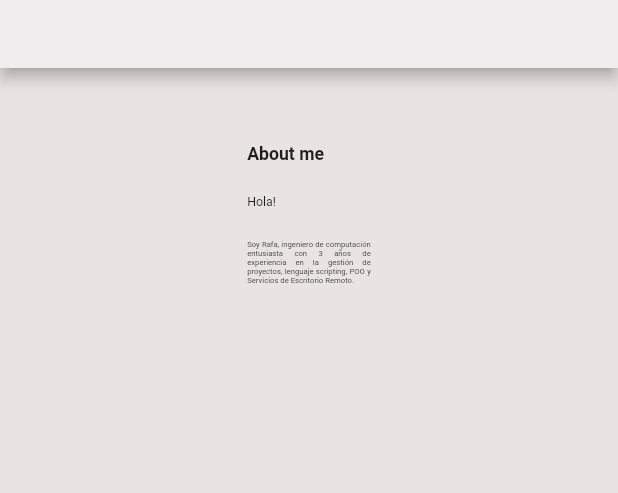
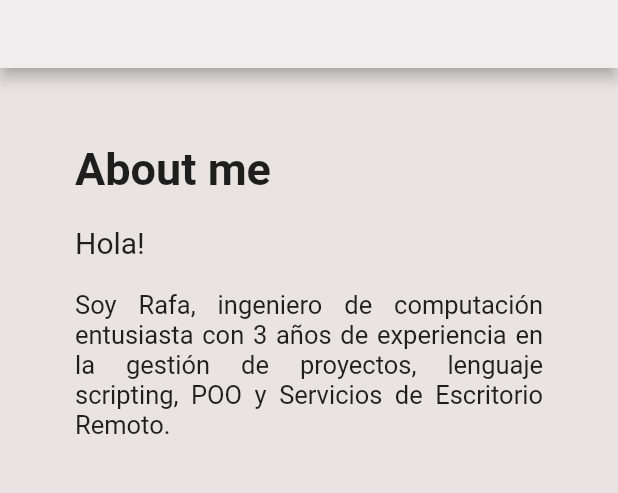
Before and after one commit to reitmas32/portfolio, a Flutter app: the AboutPage screen opened by its route, on a phone screen of 412 x 824 dp, the part 82-575 px from its top. Run offline on Flutter 3.47's test engine with Material 2 defaults, Android fonts, the phone set to English and light mode, and no system bars; our stand-ins replace eva_icons_flutter, go_router, shared_preferences, url_strategy; accounts and stored records are empty; network calls fail.

Commit message:
feat: add responsive design to fontSize

```diff
--- a/lib/ui/widget/home_body/about_info.dart
+++ b/lib/ui/widget/home_body/about_info.dart
@@ -7,6 +7,7 @@ class AboutInfo extends StatelessWidget {
 
   @override
   Widget build(BuildContext context) {
+    Size size = MediaQuery.of(context).size;
     return Padding(
       padding: const EdgeInsets.all(50.0),
       child: Column(
@@ -16,7 +17,7 @@ class AboutInfo extends StatelessWidget {
             'About me',
             style: TextStyle(
               fontWeight: FontWeight.bold,
-              fontSize: MediaQuery.of(context).size.width / 35,
+              fontSize: size.width / 35 > 30 ? size.width / 35 : 30,
             ),
           ),
           const SizedBox(
@@ -26,24 +27,21 @@ class AboutInfo extends StatelessWidget {
             'Hola!',
             style: TextStyle(
               fontWeight: FontWeight.normal,
-              fontSize: MediaQuery.of(context).size.width / 50,
+              fontSize: size.width / 50 > 20 ? size.width / 50 : 20,
             ),
           ),
           const SizedBox(
             height: 20,
           ),
-          SizedBox(
-            width: MediaQuery.of(context).size.width / 5,
-            child: Text(
+          Text(
             'Soy Rafa, ingeniero de computación entusiasta con 3 años de experiencia en la gestión de proyectos, lenguaje scripting, POO y Servicios de Escritorio Remoto.',
             overflow: TextOverflow.clip,
             maxLines: 6,
             style: TextStyle(
               fontWeight: FontWeight.normal,
-                fontSize: MediaQuery.of(context).size.width / 80,
+              fontSize: size.width / 80 > 17 ? size.width / 80 : 17,
             ),
             textAlign: TextAlign.justify,
-            ),
           ),
         ],
       ),
```
Lines whose indentation alone changed are shown as unchanged.
